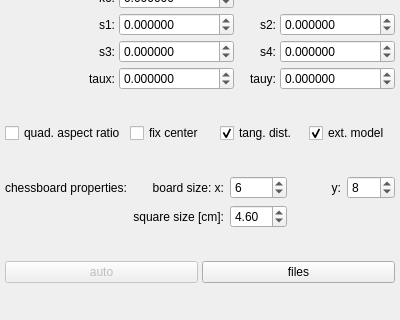
First picture: the form in src/ui/main-windows/intrinsicBox.ui, repository ped-dyn-emp/PeTrack, before the edit; both pictures show x 0 to 400 and y 261 to 581 of the 400 by 581 pixel window.
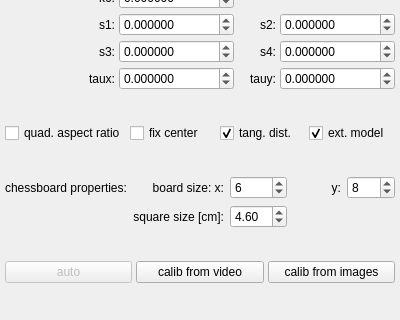
Second picture: the form after the edit. Custom widgets are drawn as their Qt base class.

Commit message: Intrinsic calibration from video

The edit to the form file:
```diff
--- a/src/ui/main-windows/intrinsicBox.ui
+++ b/src/ui/main-windows/intrinsicBox.ui
@@ -775,10 +775,10 @@
      <property name="spacing">
       <number>4</number>
      </property>
-     <item row="0" column="1">
+     <item row="0" column="2">
       <widget class="QPushButton" name="calibFiles">
        <property name="text">
-        <string>files</string>
+        <string>calib from images</string>
        </property>
       </widget>
      </item>
@@ -792,6 +792,13 @@
        </property>
       </widget>
      </item>
+     <item row="0" column="1">
+      <widget class="QPushButton" name="calibVideo">
+       <property name="text">
+        <string>calib from video</string>
+       </property>
+      </widget>
+     </item>
     </layout>
    </item>
   </layout>
```
Left out of the diff: 1 changed line with no effect on the pictures. The commit also changes 32 other files.
